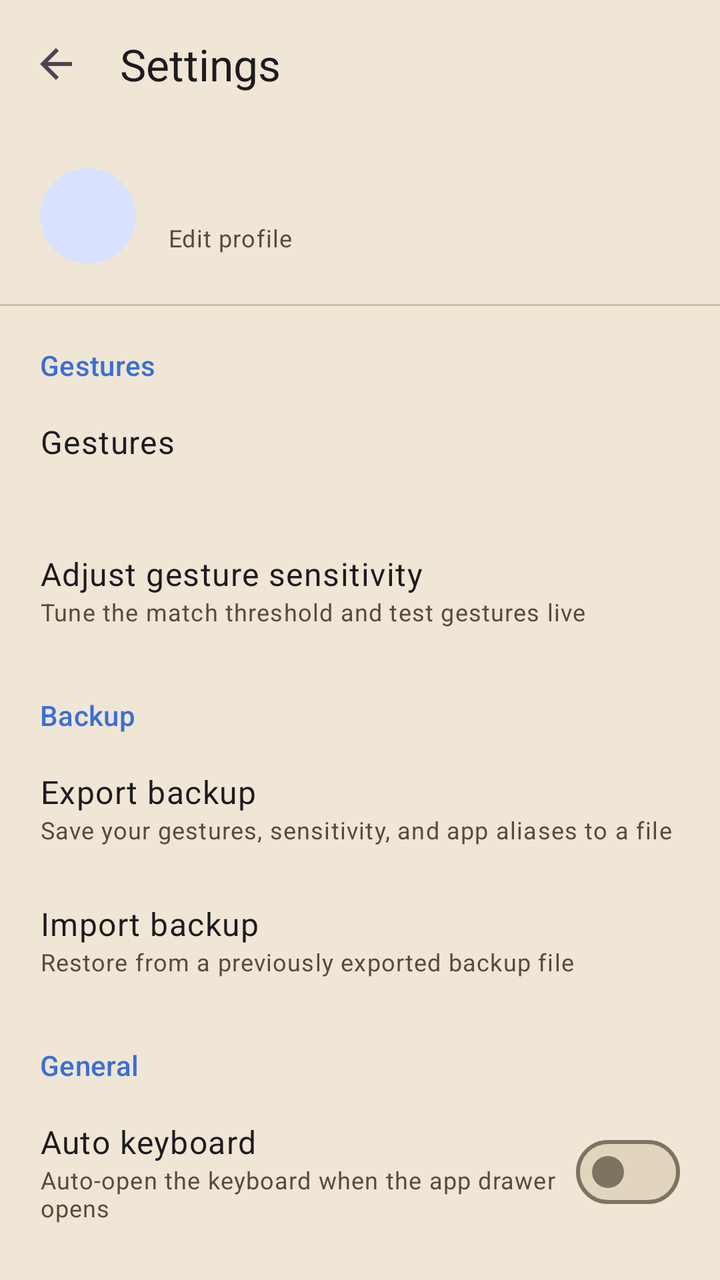
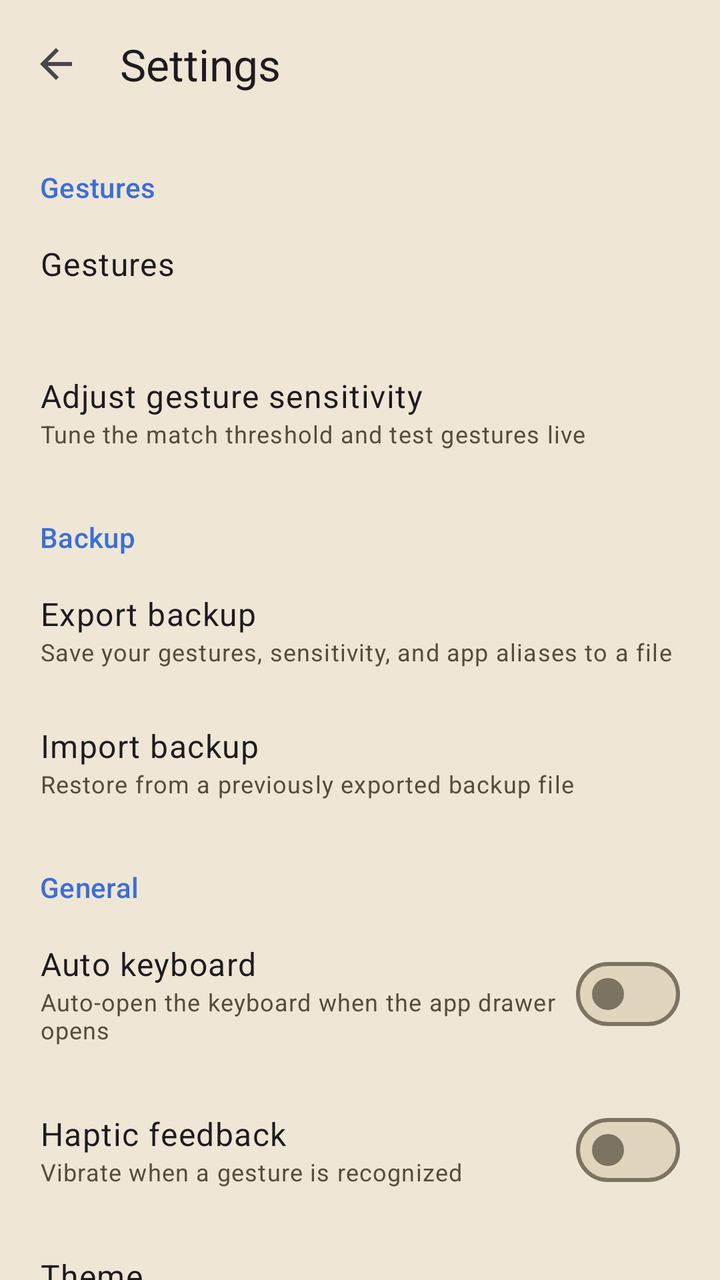

An Android layout rendered at two revisions. The XML below is the earlier revision; the diff shows what the commit changed to produce the second picture.
<!-- AndroidManifest.xml: activity theme Theme.GestureLauncher.Overlay -->
<!-- res/layout/activity_settings_hub.xml -->
<?xml version="1.0" encoding="utf-8"?>
<LinearLayout xmlns:android="http://schemas.android.com/apk/res/android"
    xmlns:app="http://schemas.android.com/apk/res-auto"
    android:id="@+id/settingsHubRoot"
    android:layout_width="match_parent"
    android:layout_height="match_parent"
    android:background="?attr/colorSurfaceContainer"
    android:fitsSystemWindows="true"
    android:orientation="vertical">

    <com.google.android.material.appbar.MaterialToolbar
        android:id="@+id/toolbar"
        android:layout_width="match_parent"
        android:layout_height="?attr/actionBarSize"
        app:navigationIcon="@drawable/ic_arrow_back"
        app:title="@string/settings_hub_title" />

    <androidx.core.widget.NestedScrollView
        android:layout_width="match_parent"
        android:layout_height="0dp"
        android:layout_weight="1">

        <LinearLayout
            android:layout_width="match_parent"
            android:layout_height="wrap_content"
            android:orientation="vertical"
            android:paddingBottom="24dp">

            
            <LinearLayout
                android:id="@+id/profileRow"
                android:layout_width="match_parent"
                android:layout_height="wrap_content"
                android:background="?attr/selectableItemBackground"
                android:clickable="true"
                android:focusable="true"
                android:gravity="center_vertical"
                android:orientation="horizontal"
                android:padding="20dp">

                <TextView
                    android:id="@+id/profileAvatar"
                    android:layout_width="48dp"
                    android:layout_height="48dp"
                    android:background="@drawable/bg_profile_avatar"
                    android:gravity="center"
                    android:textAppearance="?attr/textAppearanceTitleLarge"
                    android:textColor="?attr/colorOnPrimaryContainer" />

                <LinearLayout
                    android:layout_width="0dp"
                    android:layout_height="wrap_content"
                    android:layout_marginStart="16dp"
                    android:layout_weight="1"
                    android:orientation="vertical">

                    <TextView
                        android:id="@+id/profileName"
                        android:layout_width="match_parent"
                        android:layout_height="wrap_content"
                        android:textAppearance="?attr/textAppearanceTitleMedium" />

                    <TextView
                        android:layout_width="match_parent"
                        android:layout_height="wrap_content"
                        android:text="@string/edit_profile"
                        android:textAppearance="?attr/textAppearanceBodySmall"
                        android:textColor="?attr/colorOnSurfaceVariant" />

                </LinearLayout>

            </LinearLayout>

            <View
                android:layout_width="match_parent"
                android:layout_height="1dp"
                android:background="?attr/colorOutlineVariant" />

            <TextView
                android:layout_width="match_parent"
                android:layout_height="wrap_content"
                android:layout_marginStart="20dp"
                android:layout_marginTop="20dp"
                android:layout_marginBottom="4dp"
                android:text="@string/section_gestures"
                android:textAppearance="?attr/textAppearanceLabelLarge"
                android:textColor="?attr/colorPrimary" />

            <LinearLayout
                android:id="@+id/gesturesRow"
                android:layout_width="match_parent"
                android:layout_height="wrap_content"
                android:background="?attr/selectableItemBackground"
                android:clickable="true"
                android:focusable="true"
                android:orientation="vertical"
                android:paddingHorizontal="20dp"
                android:paddingVertical="14dp">

                <TextView
                    android:layout_width="match_parent"
                    android:layout_height="wrap_content"
                    android:text="@string/settings_title"
                    android:textAppearance="?attr/textAppearanceBodyLarge" />

                <TextView
                    android:id="@+id/gesturesSubtitle"
                    android:layout_width="match_parent"
                    android:layout_height="wrap_content"
                    android:textAppearance="?attr/textAppearanceBodySmall"
                    android:textColor="?attr/colorOnSurfaceVariant" />

            </LinearLayout>

            <LinearLayout
                android:id="@+id/sensitivityRow"
                android:layout_width="match_parent"
                android:layout_height="wrap_content"
                android:background="?attr/selectableItemBackground"
                android:clickable="true"
                android:focusable="true"
                android:orientation="vertical"
                android:paddingHorizontal="20dp"
                android:paddingVertical="14dp">

                <TextView
                    android:layout_width="match_parent"
                    android:layout_height="wrap_content"
                    android:text="@string/gesture_sensitivity_title"
                    android:textAppearance="?attr/textAppearanceBodyLarge" />

                <TextView
                    android:layout_width="match_parent"
                    android:layout_height="wrap_content"
                    android:text="@string/sensitivity_row_subtitle"
                    android:textAppearance="?attr/textAppearanceBodySmall"
                    android:textColor="?attr/colorOnSurfaceVariant" />

            </LinearLayout>

            <TextView
                android:layout_width="match_parent"
                android:layout_height="wrap_content"
                android:layout_marginStart="20dp"
                android:layout_marginTop="20dp"
                android:layout_marginBottom="4dp"
                android:text="@string/section_backup"
                android:textAppearance="?attr/textAppearanceLabelLarge"
                android:textColor="?attr/colorPrimary" />

            <LinearLayout
                android:id="@+id/exportRow"
                android:layout_width="match_parent"
                android:layout_height="wrap_content"
                android:background="?attr/selectableItemBackground"
                android:clickable="true"
                android:focusable="true"
                android:orientation="vertical"
                android:paddingHorizontal="20dp"
                android:paddingVertical="14dp">

                <TextView
                    android:layout_width="match_parent"
                    android:layout_height="wrap_content"
                    android:text="@string/menu_export"
                    android:textAppearance="?attr/textAppearanceBodyLarge" />

                <TextView
                    android:layout_width="match_parent"
                    android:layout_height="wrap_content"
                    android:text="@string/export_row_subtitle"
                    android:textAppearance="?attr/textAppearanceBodySmall"
                    android:textColor="?attr/colorOnSurfaceVariant" />

            </LinearLayout>

            <LinearLayout
                android:id="@+id/importRow"
                android:layout_width="match_parent"
                android:layout_height="wrap_content"
                android:background="?attr/selectableItemBackground"
                android:clickable="true"
                android:focusable="true"
                android:orientation="vertical"
                android:paddingHorizontal="20dp"
                android:paddingVertical="14dp">

                <TextView
                    android:layout_width="match_parent"
                    android:layout_height="wrap_content"
                    android:text="@string/menu_import"
                    android:textAppearance="?attr/textAppearanceBodyLarge" />

                <TextView
                    android:layout_width="match_parent"
                    android:layout_height="wrap_content"
                    android:text="@string/import_row_subtitle"
                    android:textAppearance="?attr/textAppearanceBodySmall"
                    android:textColor="?attr/colorOnSurfaceVariant" />

            </LinearLayout>

            <TextView
                android:layout_width="match_parent"
                android:layout_height="wrap_content"
                android:layout_marginStart="20dp"
                android:layout_marginTop="20dp"
                android:layout_marginBottom="4dp"
                android:text="@string/section_general"
                android:textAppearance="?attr/textAppearanceLabelLarge"
                android:textColor="?attr/colorPrimary" />

            <LinearLayout
                android:id="@+id/autoKeyboardRow"
                android:layout_width="match_parent"
                android:layout_height="wrap_content"
                android:background="?attr/selectableItemBackground"
                android:clickable="true"
                android:focusable="true"
                android:gravity="center_vertical"
                android:orientation="horizontal"
                android:paddingHorizontal="20dp"
                android:paddingVertical="14dp">

                <LinearLayout
                    android:layout_width="0dp"
                    android:layout_height="wrap_content"
                    android:layout_weight="1"
                    android:orientation="vertical">

                    <TextView
                        android:layout_width="match_parent"
                        android:layout_height="wrap_content"
                        android:text="@string/menu_auto_keyboard"
                        android:textAppearance="?attr/textAppearanceBodyLarge" />

                    <TextView
                        android:layout_width="match_parent"
                        android:layout_height="wrap_content"
                        android:text="@string/auto_keyboard_row_subtitle"
                        android:textAppearance="?attr/textAppearanceBodySmall"
                        android:textColor="?attr/colorOnSurfaceVariant" />

                </LinearLayout>

                <com.google.android.material.materialswitch.MaterialSwitch
                    android:id="@+id/autoKeyboardSwitch"
                    android:layout_width="wrap_content"
                    android:layout_height="wrap_content"
                    android:clickable="false"
                    android:focusable="false" />

            </LinearLayout>

            <LinearLayout
                android:id="@+id/hapticFeedbackRow"
                android:layout_width="match_parent"
                android:layout_height="wrap_content"
                android:background="?attr/selectableItemBackground"
                android:clickable="true"
                android:focusable="true"
                android:gravity="center_vertical"
                android:orientation="horizontal"
                android:paddingHorizontal="20dp"
                android:paddingVertical="14dp">

                <LinearLayout
                    android:layout_width="0dp"
                    android:layout_height="wrap_content"
                    android:layout_weight="1"
                    android:orientation="vertical">

                    <TextView
                        android:layout_width="match_parent"
                        android:layout_height="wrap_content"
                        android:text="@string/menu_haptic_feedback"
                        android:textAppearance="?attr/textAppearanceBodyLarge" />

                    <TextView
                        android:layout_width="match_parent"
                        android:layout_height="wrap_content"
                        android:text="@string/haptic_feedback_row_subtitle"
                        android:textAppearance="?attr/textAppearanceBodySmall"
                        android:textColor="?attr/colorOnSurfaceVariant" />

                </LinearLayout>

                <com.google.android.material.materialswitch.MaterialSwitch
                    android:id="@+id/hapticFeedbackSwitch"
                    android:layout_width="wrap_content"
                    android:layout_height="wrap_content"
                    android:clickable="false"
                    android:focusable="false" />

            </LinearLayout>

            <LinearLayout
                android:id="@+id/themeRow"
                android:layout_width="match_parent"
                android:layout_height="wrap_content"
                android:background="?attr/selectableItemBackground"
                android:clickable="true"
                android:focusable="true"
                android:orientation="vertical"
                android:paddingHorizontal="20dp"
                android:paddingVertical="14dp">

                <TextView
                    android:layout_width="match_parent"
                    android:layout_height="wrap_content"
                    android:text="@string/menu_theme"
                    android:textAppearance="?attr/textAppearanceBodyLarge" />

                
                <TextView
                    android:id="@+id/themeSubtitle"
                    android:layout_width="match_parent"
                    android:layout_height="wrap_content"
                    android:textAppearance="?attr/textAppearanceBodySmall"
                    android:textColor="?attr/colorOnSurfaceVariant" />

            </LinearLayout>

            <LinearLayout
                android:id="@+id/defaultLauncherRow"
                android:layout_width="match_parent"
                android:layout_height="wrap_content"
                android:background="?attr/selectableItemBackground"
                android:clickable="true"
                android:focusable="true"
                android:orientation="vertical"
                android:paddingHorizontal="20dp"
                android:paddingVertical="14dp">

                <TextView
                    android:layout_width="match_parent"
                    android:layout_height="wrap_content"
                    android:text="@string/change_default_launcher"
                    android:textAppearance="?attr/textAppearanceBodyLarge" />

                <TextView
                    android:layout_width="match_parent"
                    android:layout_height="wrap_content"
                    android:text="@string/change_default_launcher_row_subtitle"
                    android:textAppearance="?attr/textAppearanceBodySmall"
                    android:textColor="?attr/colorOnSurfaceVariant" />

            </LinearLayout>

            <View
                android:layout_width="match_parent"
                android:layout_height="1dp"
                android:layout_marginTop="20dp"
                android:background="?attr/colorOutlineVariant" />

            <TextView
                android:id="@+id/aboutRow"
                android:layout_width="match_parent"
                android:layout_height="wrap_content"
                android:layout_marginTop="20dp"
                android:gravity="center"
                android:paddingHorizontal="20dp"
                android:textAppearance="?attr/textAppearanceBodySmall"
                android:textColor="?attr/colorOnSurfaceVariant" />

        </LinearLayout>

    </androidx.core.widget.NestedScrollView>

</LinearLayout>
<!-- resources referenced by this layout -->
<resources>
  <!-- drawable bg_profile_avatar (drawable) -->
  <?xml version="1.0" encoding="utf-8"?>
  <shape xmlns:android="http://schemas.android.com/apk/res/android"
      android:shape="oval">
      <solid android:color="?attr/colorPrimaryContainer" />
  </shape>
  <!-- drawable ic_arrow_back (drawable) -->
  <vector xmlns:android="http://schemas.android.com/apk/res/android"
      android:width="24dp"
      android:height="24dp"
      android:viewportWidth="24"
      android:viewportHeight="24"
      android:tint="?attr/colorControlNormal">
      <path
          android:fillColor="@android:color/white"
          android:pathData="M20,11H7.83l5.59,-5.59L12,4l-8,8 8,8 1.41,-1.41L7.83,13H20v-2z" />
  </vector>
  <string name="auto_keyboard_row_subtitle">Auto-open the keyboard when the app drawer opens</string>
  <string name="change_default_launcher">Change default launcher</string>
  <string name="change_default_launcher_row_subtitle">Open system settings to switch your default Home app</string>
  <string name="edit_profile">Edit profile</string>
  <string name="export_row_subtitle">Save your gestures, sensitivity, and app aliases to a file</string>
  <string name="gesture_sensitivity_title">Adjust gesture sensitivity</string>
  <string name="haptic_feedback_row_subtitle">Vibrate when a gesture is recognized</string>
  <string name="import_row_subtitle">Restore from a previously exported backup file</string>
  <string name="menu_auto_keyboard">Auto keyboard</string>
  <string name="menu_export">Export backup</string>
  <string name="menu_haptic_feedback">Haptic feedback</string>
  <string name="menu_import">Import backup</string>
  <string name="menu_theme">Theme</string>
  <string name="section_backup">Backup</string>
  <string name="section_general">General</string>
  <string name="section_gestures">Gestures</string>
  <string name="sensitivity_row_subtitle">Tune the match threshold and test gestures live</string>
  <string name="settings_hub_title">Settings</string>
  <string name="settings_title">Gestures</string>
  <style name="Theme.GestureLauncher.Overlay" parent="Theme.GestureLauncher">
          <item name="android:windowIsTranslucent">true</item>
          <item name="android:windowBackground">@android:color/transparent</item>
      </style>
  <color name="md_primary">#3B6FD4</color>
  <color name="md_on_primary">#FFFFFF</color>
  <color name="md_primary_container">#D8E2FF</color>
  <color name="md_on_primary_container">#001A43</color>
  <color name="md_secondary_container">#E7DCC3</color>
  <color name="md_on_secondary_container">#2A2318</color>
  <color name="md_surface">#FBF6EC</color>
  <color name="md_on_surface">#221D14</color>
  <color name="md_surface_variant">#E4D9C4</color>
  <color name="md_on_surface_variant">#554C3C</color>
  <color name="md_surface_container_lowest">#FFFDF8</color>
  <color name="md_surface_container_low">#F5EEE0</color>
  <color name="md_surface_container">#EFE6D5</color>
  <color name="md_surface_container_high">#E8DDC8</color>
  <color name="md_surface_container_highest">#E1D5BD</color>
  <color name="md_outline">#7C7361</color>
  <color name="md_outline_variant">#CDC0A8</color>
  <color name="md_error">#BA1A1A</color>
  <color name="md_on_error">#FFFFFF</color>
</resources>

<!-- the commit's change to res/layout/activity_settings_hub.xml (unified diff, before → after) -->
@@ -26,56 +26,6 @@
             android:orientation="vertical"
             android:paddingBottom="24dp">
 
-            
-            <LinearLayout
-                android:id="@+id/profileRow"
-                android:layout_width="match_parent"
-                android:layout_height="wrap_content"
-                android:background="?attr/selectableItemBackground"
-                android:clickable="true"
-                android:focusable="true"
-                android:gravity="center_vertical"
-                android:orientation="horizontal"
-                android:padding="20dp">
-
-                <TextView
-                    android:id="@+id/profileAvatar"
-                    android:layout_width="48dp"
-                    android:layout_height="48dp"
-                    android:background="@drawable/bg_profile_avatar"
-                    android:gravity="center"
-                    android:textAppearance="?attr/textAppearanceTitleLarge"
-                    android:textColor="?attr/colorOnPrimaryContainer" />
-
-                <LinearLayout
-                    android:layout_width="0dp"
-                    android:layout_height="wrap_content"
-                    android:layout_marginStart="16dp"
-                    android:layout_weight="1"
-                    android:orientation="vertical">
-
-                    <TextView
-                        android:id="@+id/profileName"
-                        android:layout_width="match_parent"
-                        android:layout_height="wrap_content"
-                        android:textAppearance="?attr/textAppearanceTitleMedium" />
-
-                    <TextView
-                        android:layout_width="match_parent"
-                        android:layout_height="wrap_content"
-                        android:text="@string/edit_profile"
-                        android:textAppearance="?attr/textAppearanceBodySmall"
-                        android:textColor="?attr/colorOnSurfaceVariant" />
-
-                </LinearLayout>
-
-            </LinearLayout>
-
-            <View
-                android:layout_width="match_parent"
-                android:layout_height="1dp"
-                android:background="?attr/colorOutlineVariant" />
-
             <TextView
                 android:layout_width="match_parent"
                 android:layout_height="wrap_content"
@@ -322,6 +272,60 @@
             </LinearLayout>
 
             <LinearLayout
+                android:id="@+id/fontRow"
+                android:layout_width="match_parent"
+                android:layout_height="wrap_content"
+                android:background="?attr/selectableItemBackground"
+                android:clickable="true"
+                android:focusable="true"
+                android:orientation="vertical"
+                android:paddingHorizontal="20dp"
+                android:paddingVertical="14dp">
+
+                <TextView
+                    android:layout_width="match_parent"
+                    android:layout_height="wrap_content"
+                    android:text="@string/menu_font"
+                    android:textAppearance="?attr/textAppearanceBodyLarge" />
+
+                
+                <TextView
+                    android:id="@+id/fontSubtitle"
+                    android:layout_width="match_parent"
+                    android:layout_height="wrap_content"
+                    android:textAppearance="?attr/textAppearanceBodySmall"
+                    android:textColor="?attr/colorOnSurfaceVariant" />
+
+            </LinearLayout>
+
+            <LinearLayout
+                android:id="@+id/fontScaleRow"
+                android:layout_width="match_parent"
+                android:layout_height="wrap_content"
+                android:background="?attr/selectableItemBackground"
+                android:clickable="true"
+                android:focusable="true"
+                android:orientation="vertical"
+                android:paddingHorizontal="20dp"
+                android:paddingVertical="14dp">
+
+                <TextView
+                    android:layout_width="match_parent"
+                    android:layout_height="wrap_content"
+                    android:text="@string/menu_font_size"
+                    android:textAppearance="?attr/textAppearanceBodyLarge" />
+
+                
+                <TextView
+                    android:id="@+id/fontScaleSubtitle"
+                    android:layout_width="match_parent"
+                    android:layout_height="wrap_content"
+                    android:textAppearance="?attr/textAppearanceBodySmall"
+                    android:textColor="?attr/colorOnSurfaceVariant" />
+
+            </LinearLayout>
+
+            <LinearLayout
                 android:id="@+id/defaultLauncherRow"
                 android:layout_width="match_parent"
                 android:layout_height="wrap_content"
@@ -342,6 +346,33 @@
                     android:layout_width="match_parent"
                     android:layout_height="wrap_content"
                     android:text="@string/change_default_launcher_row_subtitle"
+                    android:textAppearance="?attr/textAppearanceBodySmall"
+                    android:textColor="?attr/colorOnSurfaceVariant" />
+
+            </LinearLayout>
+
+            <LinearLayout
+                android:id="@+id/batteryRow"
+                android:layout_width="match_parent"
+                android:layout_height="wrap_content"
+                android:background="?attr/selectableItemBackground"
+                android:clickable="true"
+                android:focusable="true"
+                android:orientation="vertical"
+                android:paddingHorizontal="20dp"
+                android:paddingVertical="14dp">
+
+                <TextView
+                    android:layout_width="match_parent"
+                    android:layout_height="wrap_content"
+                    android:text="@string/keep_launcher_responsive"
+                    android:textAppearance="?attr/textAppearanceBodyLarge" />
+
+                
+                <TextView
+                    android:id="@+id/batterySubtitle"
+                    android:layout_width="match_parent"
+                    android:layout_height="wrap_content"
                     android:textAppearance="?attr/textAppearanceBodySmall"
                     android:textColor="?attr/colorOnSurfaceVariant" />
 
<!-- resource entries referenced after the edit -->
@@ -1,11 +1,5 @@
 <!-- resources referenced by this layout -->
 <resources>
-  <!-- drawable bg_profile_avatar (drawable) -->
-  <?xml version="1.0" encoding="utf-8"?>
-  <shape xmlns:android="http://schemas.android.com/apk/res/android"
-      android:shape="oval">
-      <solid android:color="?attr/colorPrimaryContainer" />
-  </shape>
   <!-- drawable ic_arrow_back (drawable) -->
   <vector xmlns:android="http://schemas.android.com/apk/res/android"
       android:width="24dp"
@@ -20,13 +14,15 @@
   <string name="auto_keyboard_row_subtitle">Auto-open the keyboard when the app drawer opens</string>
   <string name="change_default_launcher">Change default launcher</string>
   <string name="change_default_launcher_row_subtitle">Open system settings to switch your default Home app</string>
-  <string name="edit_profile">Edit profile</string>
   <string name="export_row_subtitle">Save your gestures, sensitivity, and app aliases to a file</string>
   <string name="gesture_sensitivity_title">Adjust gesture sensitivity</string>
   <string name="haptic_feedback_row_subtitle">Vibrate when a gesture is recognized</string>
   <string name="import_row_subtitle">Restore from a previously exported backup file</string>
+  <string name="keep_launcher_responsive">Keep launcher in memory</string>
   <string name="menu_auto_keyboard">Auto keyboard</string>
   <string name="menu_export">Export backup</string>
+  <string name="menu_font">Font</string>
+  <string name="menu_font_size">Font size</string>
   <string name="menu_haptic_feedback">Haptic feedback</string>
   <string name="menu_import">Import backup</string>
   <string name="menu_theme">Theme</string>
